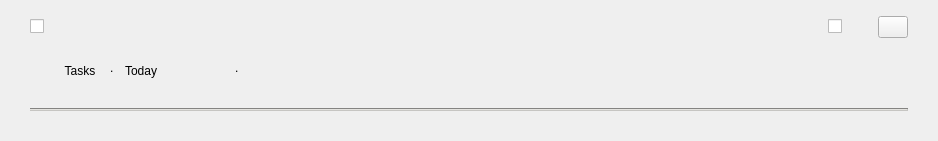
First picture: the form in task.ui, repository Brunowar12/Plan-My-Day, before the edit.
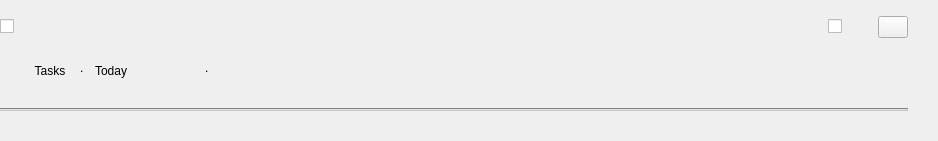
Second picture: the form after the edit. Icons and pictures are not drawn.

```diff
--- a/task.ui
+++ b/task.ui
@@ -21,7 +21,7 @@
     <number>0</number>
    </property>
    <property name="leftMargin">
-    <number>30</number>
+    <number>0</number>
    </property>
    <property name="topMargin">
     <number>0</number>
```
